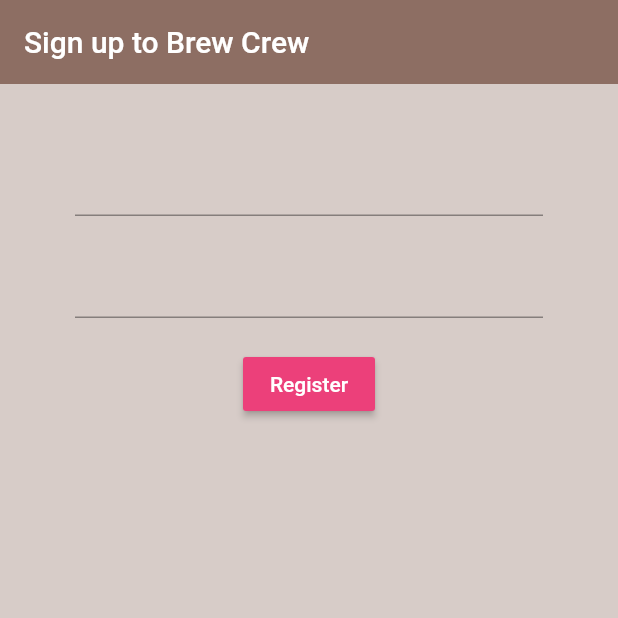
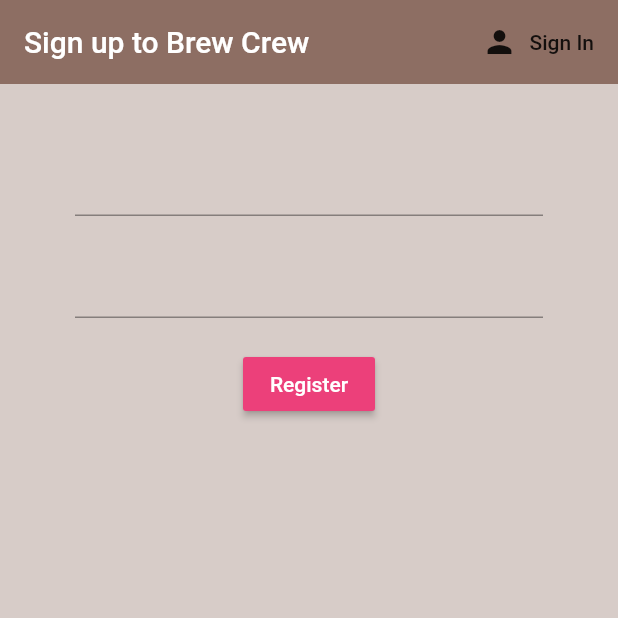
Before and after one commit to Williano/Brew-Crew, a Flutter app: the screen it shows after launch, after a tap on "Register", on a phone screen of 412 x 824 dp, the top half of it. Run offline on Flutter 3.47's test engine with Material 2 defaults, Android fonts, the phone set to English and light mode, and no system bars; our stand-ins replace firebase_auth; accounts and stored records are empty.

Commit message:
Add functionality to switch between register and login

```diff
--- a/lib/screens/authenticate/authenticate.dart
+++ b/lib/screens/authenticate/authenticate.dart
@@ -8,10 +8,20 @@ class Authenticate extends StatefulWidget {
 }
 
 class _AuthenticateState extends State<Authenticate> {
+
+  bool showSignIn = true;
+
+  void toggleView() {
+    setState(() => showSignIn = !showSignIn);
+  }
+
   @override
   Widget build(BuildContext context) {
-    return Container(
-      child: Register(),
-    );
+    if(showSignIn) {
+      return SignIn(toggleView: toggleView);
+    }
+    else {
+      return Register(toggleView: toggleView);
+    }
   }
 }
--- a/lib/screens/authenticate/register.dart
+++ b/lib/screens/authenticate/register.dart
@@ -2,6 +2,10 @@ import 'package:brew_crew/services/auth.dart';
 import 'package:flutter/material.dart';
 
 class Register extends StatefulWidget {
+    final Function toggleView;
+
+  Register({this.toggleView});
+
   @override
   _RegisterState createState() => _RegisterState();
 }
@@ -21,7 +25,15 @@ class _RegisterState extends State<Register> {
       appBar: AppBar(
        backgroundColor: Colors.brown[400],
        elevation: 0.0,
-       title: Text("Sign up to Brew Crew")
+       title: Text("Sign up to Brew Crew"),
+       actions: <Widget>[
+         FlatButton.icon(
+           onPressed: () {
+             widget.toggleView();
+           },
+           icon: Icon(Icons.person),
+           label: Text("Sign In"))
+       ],
       ),
       body: Container(
         padding: EdgeInsets.symmetric(vertical: 20.0, horizontal: 50.0),
--- a/lib/screens/authenticate/sign_in.dart
+++ b/lib/screens/authenticate/sign_in.dart
@@ -2,6 +2,10 @@ import 'package:brew_crew/services/auth.dart';
 import 'package:flutter/material.dart';
 
 class SignIn extends StatefulWidget {
+  final Function toggleView;
+
+  SignIn({this.toggleView});
+
   @override
   _SignInState createState() => _SignInState();
 }
@@ -20,7 +24,15 @@ class _SignInState extends State<SignIn> {
       appBar: AppBar(
        backgroundColor: Colors.brown[400],
        elevation: 0.0,
-       title: Text("Sign in to Brew Crew")
+       title: Text("Sign in to Brew Crew"),
+       actions: <Widget>[
+         FlatButton.icon(
+           onPressed: () {
+             widget.toggleView();
+           },
+           icon: Icon(Icons.person),
+           label: Text("Register"))
+       ],
       ),
       body: Container(
         padding: EdgeInsets.symmetric(vertical: 20.0, horizontal: 50.0),
```
